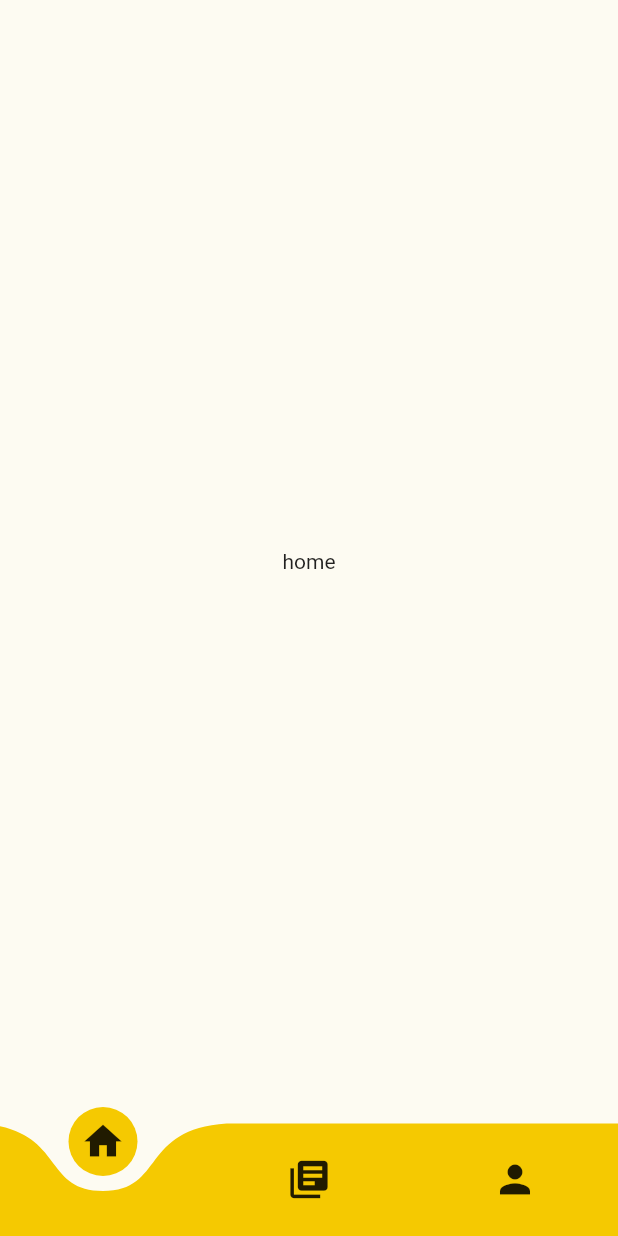
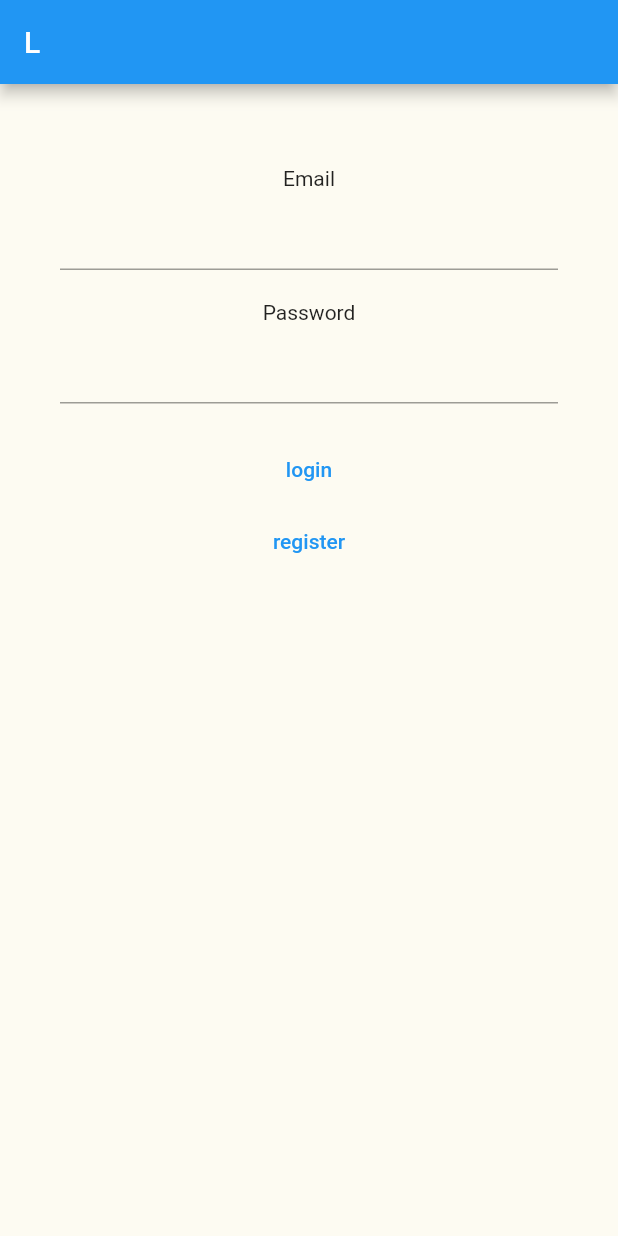
Before and after one commit to jaflanet/Masakin-android-app, a Flutter app: the screen it shows after launch, on a phone screen of 412 x 824 dp. Run offline on Flutter 3.47's test engine with Material 2 defaults, Android fonts, the phone set to English and light mode, and no system bars; drawn by our look-alikes of curved_navigation_bar.

Commit message:
login page

```diff
--- a/lib/main.dart
+++ b/lib/main.dart
@@ -1,6 +1,7 @@
 import 'package:flutter/material.dart';
-
-import 'pages/main_screen.dart';
+import 'package:masakin_app/pages/login_page.dart';
+import 'package:masakin_app/pages/register_page.dart';
+import 'pages/main_page.dart';
 
 void main() {
   runApp(const MyApp());
@@ -15,10 +16,15 @@ class MyApp extends StatelessWidget {
     return MaterialApp(
       title: 'Masak.in',
       theme: ThemeData(
-      scaffoldBackgroundColor: Color(0xFFFDFBF2),
+      scaffoldBackgroundColor: const Color(0xFFFDFBF2),
       visualDensity: VisualDensity.adaptivePlatformDensity,
       ),
-      home: MainScreen(),
+      // home: MainPage(),
+      home: loginPage(),
+      routes: {
+        '/loginPage':(context)=>loginPage(),
+        '/register':(context)=>registerPage()
+      },
     );
   }
 }
--- a/lib/pages/login_page.dart
+++ b/lib/pages/login_page.dart
@@ -0,0 +1,68 @@
+import 'package:flutter/material.dart';
+import 'package:masakin_app/utility/validator.dart';
+
+class loginPage extends StatefulWidget {
+  // const loginPage({ Key? key }) : super(key: key);
+
+  @override
+  _loginPageState createState() => _loginPageState();
+}
+
+class _loginPageState extends State<loginPage> {
+  String? _email, _password;
+
+  @override
+  Widget build(BuildContext context) {
+    var doLogin = () {};
+    return Scaffold(
+      appBar: AppBar(
+        title: Text('L'),
+      ),
+      body: SingleChildScrollView(
+        child: Container(
+          padding: const EdgeInsets.all(40.0),
+          child: Form(
+            child: Column(
+              children: [
+                const SizedBox(
+                  height: 15.0,
+                ),
+                const Text("Email"),
+                const SizedBox(
+                  height: 5.0,
+                ),
+                TextFormField(
+                  autofocus: false,
+                  // validator: validateEmail(value),
+                  onSaved: (value) => _email = value,
+                ),
+                const SizedBox(
+                  height: 20.0,
+                ),
+                const Text("Password"),
+                const SizedBox(
+                  height: 5.0,
+                ),
+                TextFormField(
+                  autofocus: false,
+                  // validator: validateEmail(value),
+                  onSaved: (value) => _password = value,
+                ),
+                const SizedBox(
+                  height: 20.0,
+                ),
+                TextButton(onPressed: doLogin, child: const Text("login")),
+                TextButton(
+                  child: const Text("register"),
+                onPressed: (){
+                  Navigator.pushReplacementNamed(context, '/register');
+                },
+                ),
+              ],
+            ),
+          ),
+        ),
+      ),
+    );
+  }
+}
--- a/lib/pages/main_screen.dart
+++ b/lib/pages/main_page.dart
@@ -12,17 +12,17 @@ class MainScreen extends StatefulWidget {
 
 class _MainScreen extends State<MainScreen> {
   int selectedIndex = 0;
-  final screen = [HomeScreen(), HistoryScreen(), AccountScreen()];
+  final screen = [const HomeScreen(), const HistoryScreen(), const AccountScreen()];
 
   @override
   Widget build(BuildContext context) {
     return Scaffold(
       bottomNavigationBar: CurvedNavigationBar(
-      backgroundColor: Color(0xFFFDFBF2),
-      color: Color(0xFFF5C901),
+      backgroundColor: const Color(0xFFFDFBF2),
+      color: const Color(0xFFF5C901),
       index: selectedIndex,
       key: NavbarKey.getKey(),
-      items: [
+      items: const [
         Icon(
           Icons.home,
           size: 30,
```
Also changed, not shown: lib/pages/register_page.dart (added, +19 -0 lines), lib/utility/validator.dart (added, +11 -0 lines).
